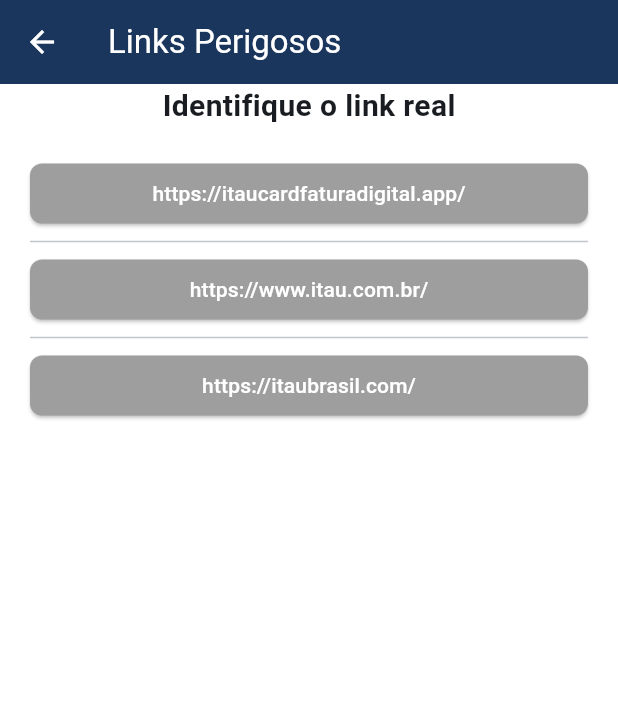
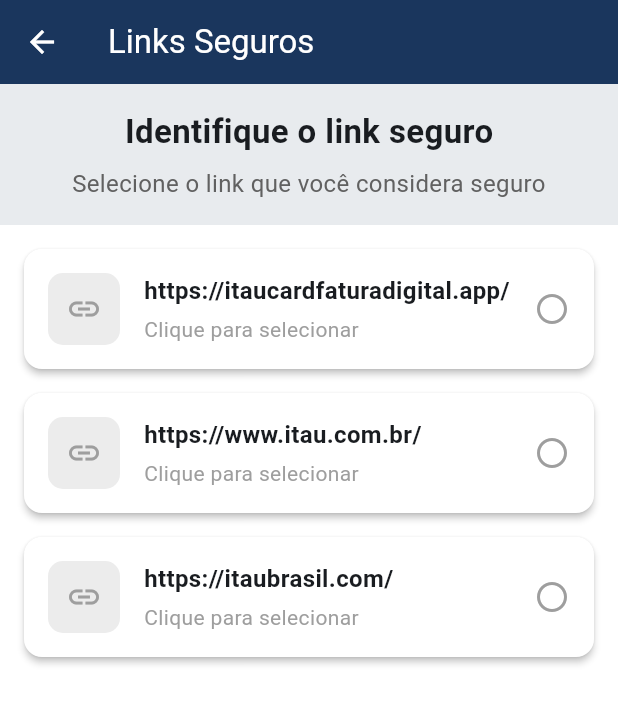
Before and after one commit to matheusclemente/protetor_digital_prototipo, a Flutter app: the SafeLinkChecklistScreen screen opened directly, on a phone screen of 412 x 824 dp. Shown: the top 704 px of the screen. Run offline on Flutter 3.47's test engine with Material 3 defaults, Android fonts, the phone set to English and light mode, and no system bars; our stand-ins replace introduction_screen.

Commit message:
Improve checklists UI

```diff
--- a/lib/features/checklists/models/safe_link_checklist.dart
+++ b/lib/features/checklists/models/safe_link_checklist.dart
@@ -17,43 +17,138 @@ class _SafeLinkChecklistScreenState extends State<SafeLinkChecklistScreen> {
   ];
 
   final pressedButtonColor = [Colors.red, Colors.green, Colors.red];
+  final List<String> linkDescriptions = [
+    'Link suspeito com domínio não oficial',
+    'Site oficial do banco',
+    'Domínio similar mas não oficial'
+  ];
 
   @override
   Widget build(BuildContext context) {
     return Scaffold(
       appBar: AppBar(
-        title: const Text("Links Perigosos"),
+        title: const Text("Links Seguros"),
+        elevation: 0,
       ),
-      body: Column(children: [
-        Text(
-          "Identifique o link real",
+      body: Column(
+        children: [
+          Container(
+            width: double.infinity,
+            color: Theme.of(context).primaryColor.withOpacity(0.1),
+            padding: const EdgeInsets.all(16),
+            child: Column(
+              children: [
+                const Text(
+                  "Identifique o link seguro",
                   style: TextStyle(
                     fontWeight: FontWeight.bold,
-            fontSize: 20,
-            color: Theme.of(context).textTheme.bodyLarge?.color,
+                    fontSize: 22,
                   ),
                 ),
-        ListView.separated(
-            padding: const EdgeInsets.all(20),
-            shrinkWrap: true,
+                const SizedBox(height: 8),
+                Text(
+                  "Selecione o link que você considera seguro",
+                  textAlign: TextAlign.center,
+                  style: TextStyle(
+                    fontSize: 16,
+                    color: Colors.grey[700],
+                  ),
+                ),
+              ],
+            ),
+          ),
+          Expanded(
+            child: Padding(
+              padding: const EdgeInsets.all(16),
+              child: ListView.builder(
                 itemCount: listaDeLinks.length,
-            separatorBuilder: (BuildContext context, int index) =>
-                const Divider(),
                 itemBuilder: (BuildContext context, int index) {
-              return ElevatedButton(
-                style: ElevatedButton.styleFrom(
-                    backgroundColor: !isButtonPressed[index]
-                        ? Colors.grey
-                        : pressedButtonColor[index]),
-                onPressed: () {
+                  return Card(
+                    margin: const EdgeInsets.only(bottom: 16),
+                    elevation: 2,
+                    shape: RoundedRectangleBorder(
+                        borderRadius: BorderRadius.circular(12)),
+                    color: isButtonPressed[index]
+                        ? pressedButtonColor[index].withOpacity(0.2)
+                        : Colors.white,
+                    child: InkWell(
+                      borderRadius: BorderRadius.circular(12),
+                      onTap: () {
                         setState(() {
                           isButtonPressed[index] = !isButtonPressed[index];
                         });
                       },
-                child: Text(listaDeLinks[index]),
+                      child: Padding(
+                        padding: const EdgeInsets.all(16),
+                        child: Row(
+                          children: [
+                            Container(
+                              padding: const EdgeInsets.all(12),
+                              decoration: BoxDecoration(
+                                color: isButtonPressed[index]
+                                    ? pressedButtonColor[index].withOpacity(0.2)
+                                    : Colors.grey.withOpacity(0.2),
+                                borderRadius: BorderRadius.circular(10),
+                              ),
+                              child: Icon(
+                                Icons.link,
+                                color: isButtonPressed[index]
+                                    ? pressedButtonColor[index]
+                                    : Colors.grey,
+                                size: 24,
+                              ),
+                            ),
+                            const SizedBox(width: 16),
+                            Expanded(
+                              child: Column(
+                                crossAxisAlignment: CrossAxisAlignment.start,
+                                children: [
+                                  Text(
+                                    listaDeLinks[index],
+                                    style: const TextStyle(
+                                      fontSize: 16,
+                                      fontWeight: FontWeight.bold,
+                                    ),
+                                  ),
+                                  const SizedBox(height: 4),
+                                  isButtonPressed[index]
+                                      ? Text(
+                                          linkDescriptions[index],
+                                          style: TextStyle(
+                                            fontSize: 14,
+                                            color: pressedButtonColor[index],
+                                          ),
+                                        )
+                                      : const Text(
+                                          "Clique para selecionar",
+                                          style: TextStyle(
+                                            fontSize: 14,
+                                            color: Colors.grey,
+                                          ),
+                                        ),
+                                ],
+                              ),
+                            ),
+                            isButtonPressed[index]
+                                ? Icon(
+                                    index == 1
+                                        ? Icons.check_circle
+                                        : Icons.cancel,
+                                    color: pressedButtonColor[index],
+                                  )
+                                : const Icon(Icons.circle_outlined,
+                                    color: Colors.grey),
+                          ],
+                        ),
+                      ),
+                    ),
                   );
-            })
-      ]),
+                },
+              ),
+            ),
+          ),
+        ],
+      ),
     );
   }
 }
```
Also changed, not shown: lib/features/checklists/checklist_screen.dart (+123 -16 lines), lib/features/checklists/models/safe_message_checklist.dart (+79 -50 lines). Lines whose indentation alone changed are shown as unchanged.
